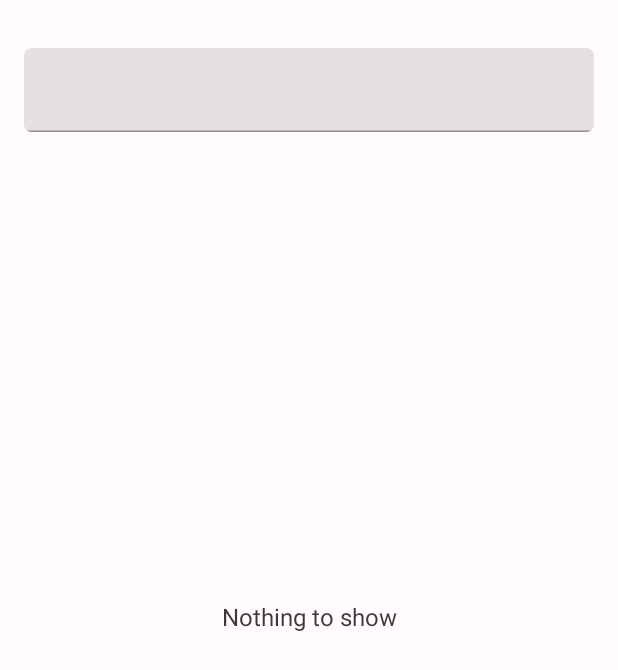
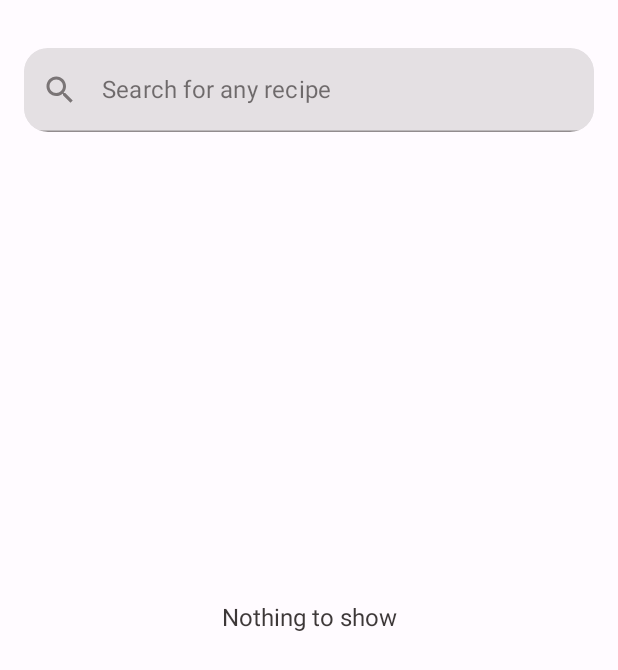
Before and after one commit to Joao360/foodplan-android, an Android app built with Jetpack Compose: the SearchScreen screen opened through its navigation route, on a phone screen of 412 x 824 dp. Shown: the top 670 px of the screen. Run offline under Robolectric (Android 15) with nearby library versions, the phone set to English and light mode, and no system bars; our stand-ins replace Dagger/Hilt's generated code, Timber.

Commit message:
refactor: Change search text field style and hide keyboard on search

```diff
--- a/features/recipes/src/main/java/com/joaograca/recipes/presentation/search/SearchScreen.kt
+++ b/features/recipes/src/main/java/com/joaograca/recipes/presentation/search/SearchScreen.kt
@@ -10,7 +10,9 @@ import androidx.compose.material.Text
 import androidx.compose.runtime.Composable
 import androidx.compose.runtime.collectAsState
 import androidx.compose.ui.Alignment
+import androidx.compose.ui.ExperimentalComposeUiApi
 import androidx.compose.ui.Modifier
+import androidx.compose.ui.platform.LocalSoftwareKeyboardController
 import androidx.compose.ui.text.style.TextAlign
 import androidx.compose.ui.tooling.preview.Preview
 import androidx.compose.ui.unit.dp
@@ -20,12 +22,18 @@ import com.joaograca.recipes.domain.model.RecipePreview
 import com.joaograca.recipes.presentation.search.component.RecipeListItem
 import com.joaograca.recipes.presentation.search.component.SearchTextField
 
+@OptIn(ExperimentalComposeUiApi::class)
 @Composable
 fun SearchScreen(
     viewModel: SearchViewModel = hiltViewModel()
 ) {
     val state = viewModel.uiState.collectAsState().value
-    SearchScreenContent(state, viewModel::onQueryChange, viewModel::onSearch)
+    val keyboardController = LocalSoftwareKeyboardController.current
+
+    SearchScreenContent(state, viewModel::onQueryChange) {
+        viewModel.onSearch()
+        keyboardController?.hide()
+    }
 }
 
 @Composable
--- a/features/recipes/src/main/java/com/joaograca/recipes/presentation/search/component/SearchTextField.kt
+++ b/features/recipes/src/main/java/com/joaograca/recipes/presentation/search/component/SearchTextField.kt
@@ -1,15 +1,20 @@
 package com.joaograca.recipes.presentation.search.component
 
 import androidx.compose.foundation.background
-import androidx.compose.foundation.shape.RoundedCornerShape
 import androidx.compose.foundation.text.KeyboardActions
 import androidx.compose.foundation.text.KeyboardOptions
+import androidx.compose.material.Icon
 import androidx.compose.material.MaterialTheme
+import androidx.compose.material.Text
 import androidx.compose.material.TextField
+import androidx.compose.material.icons.Icons
+import androidx.compose.material.icons.filled.Search
 import androidx.compose.runtime.Composable
 import androidx.compose.ui.Modifier
 import androidx.compose.ui.draw.clip
+import androidx.compose.ui.draw.shadow
 import androidx.compose.ui.text.input.ImeAction
+import androidx.compose.ui.tooling.preview.Preview
 import androidx.compose.ui.unit.dp
 
 @Composable
@@ -32,8 +37,24 @@ fun SearchTextField(
         keyboardOptions = KeyboardOptions(
             imeAction = ImeAction.Search
         ),
+        placeholder = {
+            Text(text = "Search for any recipe")
+        },
+        leadingIcon = {
+            Icon(imageVector = Icons.Default.Search, contentDescription = null)
+        },
         modifier = modifier
-            .clip(RoundedCornerShape(5.dp))
-            .background(MaterialTheme.colors.background),
+            .clip(MaterialTheme.shapes.medium)
+            .shadow(
+                elevation = 2.dp,
+                shape = MaterialTheme.shapes.medium
+            )
+            .background(MaterialTheme.colors.surface),
     )
 }
+
+@Preview
+@Composable
+fun SearchTextFieldPreview() {
+    SearchTextField(text = "", onValueChange = {}, onSearch = {})
+}
```
